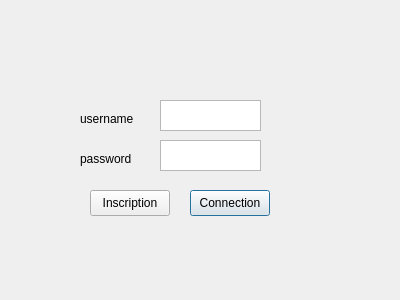
First picture: the form in src/views/Login/Login.ui, repository LinkIsACake/PTUT-CoffreFortElectronique, before the edit.
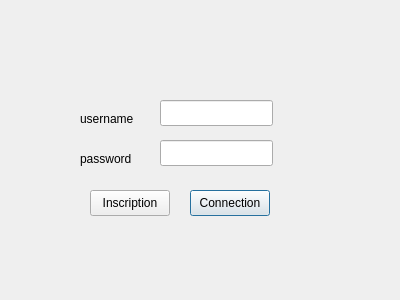
Second picture: the form after the edit.

Commit message: hash password

The edit to the form file:
```diff
--- a/src/views/Login/Login.ui
+++ b/src/views/Login/Login.ui
@@ -13,30 +13,27 @@
   <property name="windowTitle">
    <string>Dialog</string>
   </property>
-  <widget class="QPlainTextEdit" name="password_input">
-   <property name="geometry">
-    <rect>
-     <x>160</x>
-     <y>140</y>
-     <width>101</width>
-     <height>31</height>
-    </rect>
-   </property>
-   <property name="plainText">
-    <string/>
-   </property>
-  </widget>
-  <widget class="QPlainTextEdit" name="username_input">
+  <widget class="QLineEdit" name="username_input">
    <property name="geometry">
     <rect>
      <x>160</x>
      <y>100</y>
-     <width>101</width>
-     <height>31</height>
+     <width>113</width>
+     <height>26</height>
     </rect>
    </property>
-   <property name="plainText">
-    <string/>
+  </widget>
+  <widget class="QLineEdit" name="password_input">
+   <property name="geometry">
+    <rect>
+     <x>160</x>
+     <y>140</y>
+     <width>113</width>
+     <height>26</height>
+    </rect>
+   </property>
+   <property name="echoMode">
+    <enum>QLineEdit::Password</enum>
    </property>
   </widget>
   <widget class="QPushButton" name="login_button">
```
The commit also changes 1 other file.
